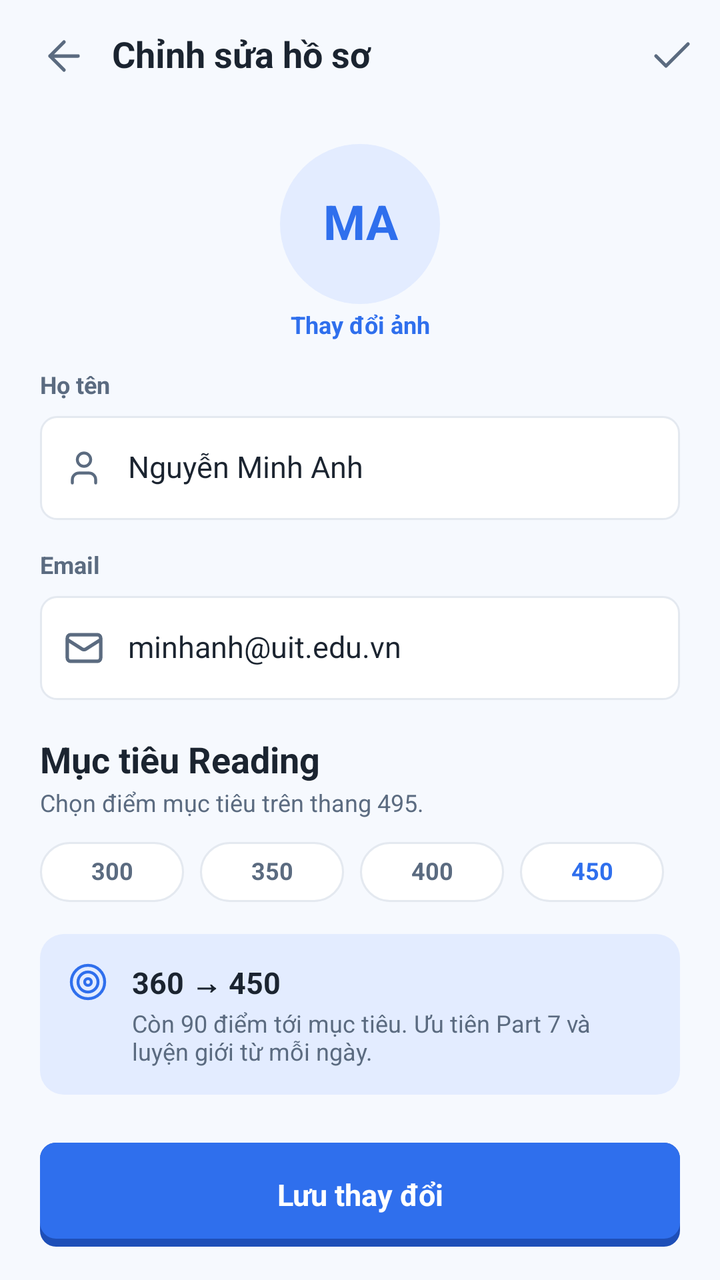
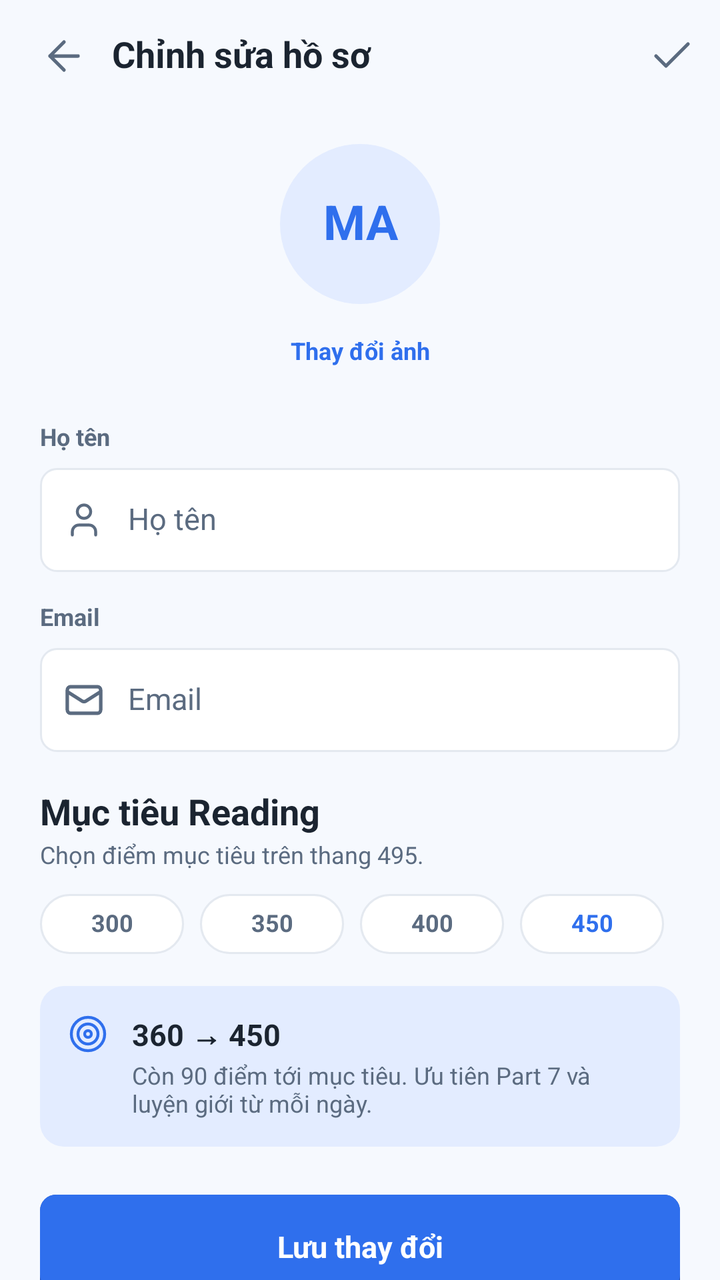

An Android layout rendered at two revisions. The XML below is the earlier revision; the diff shows what the commit changed to produce the second picture.
<!-- AndroidManifest.xml: application theme Theme.NT118_Project -->
<!-- res/layout/fragment_profile_edit.xml -->
<?xml version="1.0" encoding="utf-8"?>
<androidx.constraintlayout.widget.ConstraintLayout
    xmlns:android="http://schemas.android.com/apk/res/android"
    xmlns:app="http://schemas.android.com/apk/res-auto"
    android:layout_width="match_parent"
    android:layout_height="match_parent"
    android:background="@color/app_bg">
    <androidx.constraintlayout.widget.Guideline
        android:id="@+id/guideStart"
        android:layout_width="wrap_content"
        android:layout_height="wrap_content"
        android:orientation="vertical"
        app:layout_constraintGuide_percent="@dimen/guide_start" />
    <androidx.constraintlayout.widget.Guideline
        android:id="@+id/guideEnd"
        android:layout_width="wrap_content"
        android:layout_height="wrap_content"
        android:orientation="vertical"
        app:layout_constraintGuide_percent="@dimen/guide_end" />
    <LinearLayout
        android:layout_width="0dp"
        android:layout_height="0dp"
        android:id="@+id/screenColumn"
        app:layout_constraintStart_toStartOf="@id/guideStart"
        app:layout_constraintEnd_toEndOf="@id/guideEnd"
        app:layout_constraintTop_toTopOf="parent"
        android:orientation="vertical"
        app:layout_constraintBottom_toBottomOf="parent">
        <LinearLayout
            android:layout_height="56dp"
            android:layout_width="match_parent"
            android:orientation="horizontal"
            android:gravity="center_vertical">
            <ImageButton
                android:layout_marginStart="8dp"
                style="@style/IconButton"
                android:src="@drawable/ic_arrow_left"
                android:tint="@color/app_text_secondary"
                android:id="@+id/btnBack"
                android:tag="back"
                android:contentDescription="@string/register_13" />
            <TextView
                android:layout_width="0dp"
                android:layout_weight="1"
                android:paddingStart="0dp"
                android:minHeight="48dp"
                android:gravity="center_vertical"
                android:layout_height="wrap_content"
                style="@style/Text.Title"
                android:text="@string/profile_06" />
            <ImageButton
                style="@style/IconButton"
                android:src="@drawable/ic_check"
                android:tint="@color/app_text_secondary"
                android:tag="back"
                android:contentDescription="@string/profile_edit_10" />
        </LinearLayout>
        <androidx.core.widget.NestedScrollView
            android:layout_width="match_parent"
            android:layout_height="0dp"
            android:layout_weight="1"
            android:fillViewport="true">
            <LinearLayout
                android:paddingStart="20dp"
                android:paddingTop="16dp"
                android:paddingEnd="20dp"
                android:paddingBottom="28dp"
                android:layout_width="match_parent"
                android:layout_height="wrap_content"
                android:orientation="vertical">
                <FrameLayout
                    android:layout_width="80dp"
                    android:layout_height="80dp"
                    android:layout_gravity="center_horizontal"
                    android:background="@drawable/bg_circle_soft">
                    <TextView
                        android:gravity="center"
                        android:layout_height="match_parent"
                        android:textColor="@color/app_primary"
                        android:textSize="24sp"
                        android:layout_width="match_parent"
                        style="@style/Text.Title"
                        android:text="@string/profile_08" />
                </FrameLayout>
                <TextView
                    android:gravity="center"
                    android:layout_marginTop="4dp"
                    android:layout_width="match_parent"
                    android:layout_height="wrap_content"
                    style="@style/Text.Link"
                    android:text="@string/profile_edit_05" />
                <TextView
                    android:layout_marginTop="16dp"
                    android:layout_width="match_parent"
                    android:layout_height="wrap_content"
                    style="@style/Text.Label"
                    android:text="@string/register_05" />
                <LinearLayout
                    style="@style/Field"
                    android:layout_marginTop="8dp">
                    <ImageView
                        android:layout_width="20dp"
                        android:layout_height="20dp"
                        android:src="@drawable/ic_user"
                        android:tint="@color/app_text_secondary"
                        android:importantForAccessibility="no" />
                    <EditText
                        style="@style/Field.Input"
                        android:hint="@string/register_05"
                        android:inputType="text"
                        android:text="@string/profile_09"
                        android:id="@+id/edtName" />
                </LinearLayout>
                <TextView
                    android:layout_marginTop="16dp"
                    android:layout_width="match_parent"
                    android:layout_height="wrap_content"
                    style="@style/Text.Label"
                    android:text="@string/register_06" />
                <LinearLayout
                    style="@style/Field"
                    android:layout_marginTop="8dp">
                    <ImageView
                        android:layout_width="20dp"
                        android:layout_height="20dp"
                        android:src="@drawable/ic_mail"
                        android:tint="@color/app_text_secondary"
                        android:importantForAccessibility="no" />
                    <EditText
                        style="@style/Field.Input"
                        android:hint="@string/register_06"
                        android:inputType="textEmailAddress"
                        android:text="@string/forgot_email_04"
                        android:id="@+id/edtEmail" />
                </LinearLayout>
                <TextView
                    android:layout_marginTop="20dp"
                    android:layout_width="match_parent"
                    android:layout_height="wrap_content"
                    style="@style/Text.Title"
                    android:text="@string/profile_12" />
                <TextView
                    android:layout_marginTop="4dp"
                    android:layout_width="match_parent"
                    android:layout_height="wrap_content"
                    style="@style/Text.Caption"
                    android:text="@string/profile_edit_06" />
                <LinearLayout
                    android:layout_marginTop="12dp"
                    android:layout_width="match_parent"
                    android:layout_height="wrap_content"
                    android:orientation="horizontal"
                    android:gravity="center_vertical">
                    <TextView
                        style="@style/Chip"
                        android:text="@string/profile_edit_01"
                        android:tag="pick:goal"
                        android:layout_width="0dp"
                        android:gravity="center"
                        android:layout_height="wrap_content"
                        android:layout_weight="1"
                        android:layout_marginEnd="8dp" />
                    <TextView
                        style="@style/Chip"
                        android:text="@string/profile_edit_02"
                        android:tag="pick:goal"
                        android:layout_width="0dp"
                        android:gravity="center"
                        android:layout_height="wrap_content"
                        android:layout_weight="1"
                        android:layout_marginEnd="8dp" />
                    <TextView
                        style="@style/Chip"
                        android:text="@string/profile_edit_03"
                        android:tag="pick:goal"
                        android:layout_width="0dp"
                        android:gravity="center"
                        android:layout_height="wrap_content"
                        android:layout_weight="1"
                        android:layout_marginEnd="8dp" />
                    <TextView
                        style="@style/Chip"
                        android:text="@string/profile_edit_04"
                        android:tag="pick:goal*"
                        android:layout_width="0dp"
                        android:textColor="@color/app_primary"
                        android:gravity="center"
                        android:layout_height="wrap_content"
                        android:layout_weight="1"
                        android:layout_marginEnd="8dp" />
                </LinearLayout>
                <LinearLayout
                    android:background="@drawable/bg_panel"
                    android:padding="14dp"
                    android:layout_marginTop="16dp"
                    android:gravity="top"
                    android:layout_width="match_parent"
                    android:layout_height="wrap_content"
                    android:orientation="horizontal">
                    <ImageView
                        android:layout_width="20dp"
                        android:layout_height="20dp"
                        android:src="@drawable/ic_target"
                        android:tint="@color/app_primary"
                        android:importantForAccessibility="no" />
                    <LinearLayout
                        android:layout_width="0dp"
                        android:layout_weight="1"
                        android:layout_marginStart="12dp"
                        android:layout_height="wrap_content"
                        android:orientation="vertical">
                        <TextView
                            android:textStyle="bold"
                            android:layout_width="match_parent"
                            android:layout_height="wrap_content"
                            style="@style/Text.Body"
                            android:text="@string/profile_edit_07" />
                        <TextView
                            android:layout_marginTop="4dp"
                            android:layout_width="match_parent"
                            android:layout_height="wrap_content"
                            style="@style/Text.Caption"
                            android:text="@string/profile_edit_08" />
                    </LinearLayout>
                </LinearLayout>
                <Space
                    android:layout_width="match_parent"
                    android:layout_height="0dp"
                    android:layout_weight="1" />
                <TextView
                    android:layout_marginTop="24dp"
                    style="@style/Button.Primary"
                    android:text="@string/profile_edit_09"
                    android:tag="back" />
            </LinearLayout>
        </androidx.core.widget.NestedScrollView>
    </LinearLayout>
</androidx.constraintlayout.widget.ConstraintLayout>
<!-- resources referenced by this layout -->
<resources>
  <color name="app_bg">#F6F9FE</color>
  <color name="app_primary">#2F6FED</color>
  <color name="app_text_secondary">#5B6B80</color>
  <item name="guide_end" format="float" type="dimen">1.0</item>
  <item name="guide_start" format="float" type="dimen">0.0</item>
  <!-- drawable bg_circle_soft (drawable) -->
  <?xml version="1.0" encoding="utf-8"?>
  <shape xmlns:android="http://schemas.android.com/apk/res/android" android:shape="oval">
      <solid android:color="@color/app_primary_soft" />
  </shape>
  <!-- drawable bg_panel (drawable) -->
  <?xml version="1.0" encoding="utf-8"?>
  <shape xmlns:android="http://schemas.android.com/apk/res/android" android:shape="rectangle">
      <solid android:color="@color/app_primary_soft" />
      <corners android:radius="12dp" />
  </shape>
  <string name="forgot_email_04">minhanh@uit.edu.vn</string>
  <string name="profile_06">Chỉnh sửa hồ sơ</string>
  <string name="profile_08">MA</string>
  <string name="profile_09">Nguyễn Minh Anh</string>
  <string name="profile_12">Mục tiêu Reading</string>
  <string name="profile_edit_01">300</string>
  <string name="profile_edit_02">350</string>
  <string name="profile_edit_03">400</string>
  <string name="profile_edit_04">450</string>
  <string name="profile_edit_05">Thay đổi ảnh</string>
  <string name="profile_edit_06">Chọn điểm mục tiêu trên thang 495.</string>
  <string name="profile_edit_07">360 → 450</string>
  <string name="profile_edit_08">Còn 90 điểm tới mục tiêu. Ưu tiên Part 7 và luyện giới từ mỗi ngày.</string>
  <string name="profile_edit_09">Lưu thay đổi</string>
  <string name="profile_edit_10">Lưu</string>
  <string name="register_05">Họ tên</string>
  <string name="register_06">Email</string>
  <string name="register_13">Quay lại</string>
  <style name="Button.Primary">
          <item name="android:background">@drawable/bg_button_primary</item>
          <item name="android:textColor">@android:color/white</item>
      </style>
  <style name="Text.Body">
          <item name="android:textSize">15sp</item>
          <item name="android:lineSpacingExtra">4sp</item>
      </style>
  <style name="Text.Caption">
          <item name="android:textSize">12sp</item>
          <item name="android:textColor">@color/app_text_secondary</item>
      </style>
  <style name="Text.Label">
          <item name="android:textSize">12sp</item>
          <item name="android:textStyle">bold</item>
          <item name="android:textColor">@color/app_text_secondary</item>
      </style>
  <style name="Text.Link">
          <item name="android:textSize">12sp</item>
          <item name="android:textStyle">bold</item>
          <item name="android:textColor">@color/app_primary</item>
      </style>
  <style name="Text.Title">
          <item name="android:textSize">18sp</item>
          <item name="android:textStyle">bold</item>
      </style>
  <style name="Theme.NT118_Project" parent="Base.Theme.NT118_Project" />
  <color name="app_primary_soft">#E3ECFF</color>
  <!-- drawable bg_chip (drawable) -->
  <?xml version="1.0" encoding="utf-8"?>
  <selector xmlns:android="http://schemas.android.com/apk/res/android">
      <item android:state_selected="true" android:drawable="@drawable/bg_chip_selected" />
      <item android:drawable="@drawable/bg_chip_normal" />
  </selector>
  <dimen name="field_height">52dp</dimen>
  <!-- drawable bg_field (drawable) -->
  <?xml version="1.0" encoding="utf-8"?>
  <shape xmlns:android="http://schemas.android.com/apk/res/android" android:shape="rectangle">
      <solid android:color="@color/app_surface" />
      <stroke android:width="1dp" android:color="@color/app_border" />
      <corners android:radius="8dp" />
  </shape>
  <dimen name="icon_button">48dp</dimen>
  <color name="app_primary_dark">#1E4FB8</color>
  <color name="app_surface">#FFFFFF</color>
  <color name="app_border">#E4E9F0</color>
  <!-- unchanged entries left out for length: 13 -->
</resources>

<!-- the commit's change to res/layout/fragment_profile_edit.xml (unified diff, before → after) -->
@@ -37,7 +37,6 @@
                 android:src="@drawable/ic_arrow_left"
                 android:tint="@color/app_text_secondary"
                 android:id="@+id/btnBack"
-                android:tag="back"
                 android:contentDescription="@string/register_13" />
             <TextView
                 android:layout_width="0dp"
@@ -49,10 +48,10 @@
                 style="@style/Text.Title"
                 android:text="@string/profile_06" />
             <ImageButton
+                android:id="@+id/btnSaveTop"
                 style="@style/IconButton"
                 android:src="@drawable/ic_check"
                 android:tint="@color/app_text_secondary"
-                android:tag="back"
                 android:contentDescription="@string/profile_edit_10" />
         </LinearLayout>
         <androidx.core.widget.NestedScrollView
@@ -69,11 +68,13 @@
                 android:layout_height="wrap_content"
                 android:orientation="vertical">
                 <FrameLayout
+                    android:id="@+id/avatarFrame"
                     android:layout_width="80dp"
                     android:layout_height="80dp"
                     android:layout_gravity="center_horizontal"
                     android:background="@drawable/bg_circle_soft">
                     <TextView
+                        android:id="@+id/txtInitials"
                         android:gravity="center"
                         android:layout_height="match_parent"
                         android:textColor="@color/app_primary"
@@ -81,8 +82,19 @@
                         android:layout_width="match_parent"
                         style="@style/Text.Title"
                         android:text="@string/profile_08" />
+                    <ImageView
+                        android:id="@+id/imgAvatar"
+                        android:layout_width="match_parent"
+                        android:layout_height="match_parent"
+                        android:scaleType="centerCrop"
+                        android:visibility="gone"
+                        android:contentDescription="@string/avatar_desc" />
                 </FrameLayout>
                 <TextView
+                    android:id="@+id/txtChangeAvatar"
+                    android:clickable="true"
+                    android:focusable="true"
+                    android:minHeight="40dp"
                     android:gravity="center"
                     android:layout_marginTop="4dp"
                     android:layout_width="match_parent"
@@ -108,7 +120,6 @@
                         style="@style/Field.Input"
                         android:hint="@string/register_05"
                         android:inputType="text"
-                        android:text="@string/profile_09"
                         android:id="@+id/edtName" />
                 </LinearLayout>
                 <TextView
@@ -127,10 +138,10 @@
                         android:tint="@color/app_text_secondary"
                         android:importantForAccessibility="no" />
                     <EditText
+                        android:enabled="false"
                         style="@style/Field.Input"
                         android:hint="@string/register_06"
                         android:inputType="textEmailAddress"
-                        android:text="@string/forgot_email_04"
                         android:id="@+id/edtEmail" />
                 </LinearLayout>
                 <TextView
@@ -152,6 +163,7 @@
                     android:orientation="horizontal"
                     android:gravity="center_vertical">
                     <TextView
+                        android:id="@+id/goal300"
                         style="@style/Chip"
                         android:text="@string/profile_edit_01"
                         android:tag="pick:goal"
@@ -161,6 +173,7 @@
                         android:layout_weight="1"
                         android:layout_marginEnd="8dp" />
                     <TextView
+                        android:id="@+id/goal350"
                         style="@style/Chip"
                         android:text="@string/profile_edit_02"
                         android:tag="pick:goal"
@@ -170,6 +183,7 @@
                         android:layout_weight="1"
                         android:layout_marginEnd="8dp" />
                     <TextView
+                        android:id="@+id/goal400"
                         style="@style/Chip"
                         android:text="@string/profile_edit_03"
                         android:tag="pick:goal"
@@ -179,6 +193,7 @@
                         android:layout_weight="1"
                         android:layout_marginEnd="8dp" />
                     <TextView
+                        android:id="@+id/goal450"
                         style="@style/Chip"
                         android:text="@string/profile_edit_04"
                         android:tag="pick:goal*"
@@ -210,12 +225,14 @@
                         android:layout_height="wrap_content"
                         android:orientation="vertical">
                         <TextView
+                            android:id="@+id/txtGoalTitle"
                             android:textStyle="bold"
                             android:layout_width="match_parent"
                             android:layout_height="wrap_content"
                             style="@style/Text.Body"
                             android:text="@string/profile_edit_07" />
                         <TextView
+                            android:id="@+id/txtGoalHint"
                             android:layout_marginTop="4dp"
                             android:layout_width="match_parent"
                             android:layout_height="wrap_content"
@@ -228,6 +245,7 @@
                     android:layout_height="0dp"
                     android:layout_weight="1" />
                 <TextView
+                    android:id="@+id/btnSave"
                     android:layout_marginTop="24dp"
                     style="@style/Button.Primary"
                     android:text="@string/profile_edit_09"
<!-- resource entries referenced after the edit -->
@@ -16,10 +16,9 @@
       <solid android:color="@color/app_primary_soft" />
       <corners android:radius="12dp" />
   </shape>
-  <string name="forgot_email_04">minhanh@uit.edu.vn</string>
+  <string name="avatar_desc">Ảnh đại diện</string>
   <string name="profile_06">Chỉnh sửa hồ sơ</string>
   <string name="profile_08">MA</string>
-  <string name="profile_09">Nguyễn Minh Anh</string>
   <string name="profile_12">Mục tiêu Reading</string>
   <string name="profile_edit_01">300</string>
   <string name="profile_edit_02">350</string>
